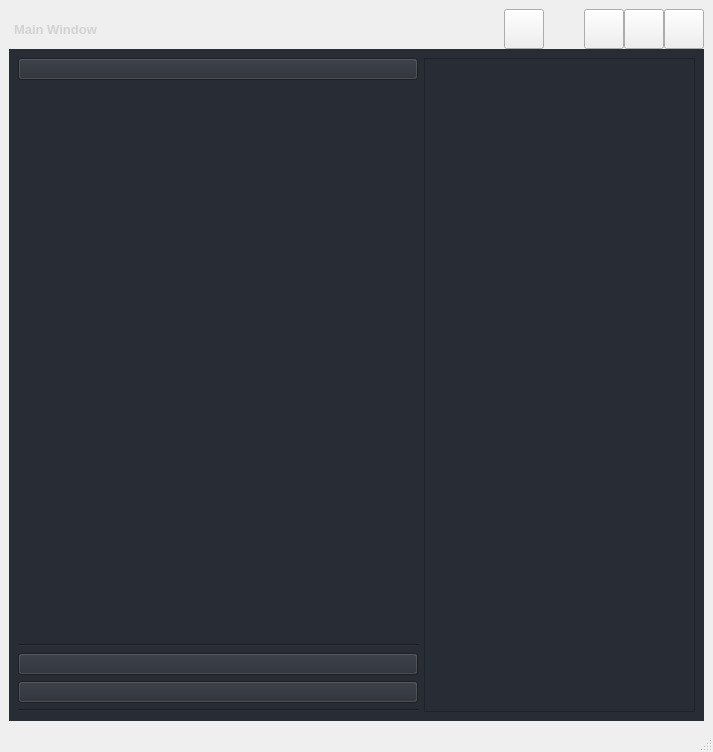
The window that src/ui/pyside_ui/forms/main_window.ui (DariuszMak/fullstack-python-app) describes before a commit, drawn with Qt 5.
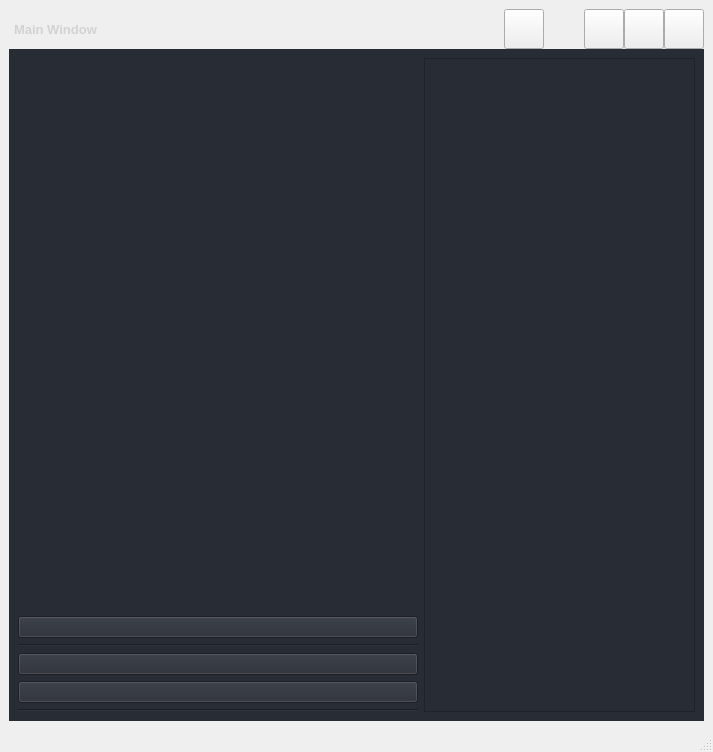
The same window after the commit. Icons and pictures are not drawn.

Commit message: move again

What changed in the file:
```diff
--- a/src/ui/pyside_ui/forms/main_window.ui
+++ b/src/ui/pyside_ui/forms/main_window.ui
@@ -458,19 +458,6 @@
                                   <property name="sizeConstraint">
                                     <enum>QLayout::SizeConstraint::SetDefaultConstraint</enum>
                                   </property>
-                                  <item>
-                                    <widget class="QPushButton" name="timeRefreshButton">
-                                      <property name="sizePolicy">
-                                        <sizepolicy hsizetype="MinimumExpanding" vsizetype="Fixed">
-                                          <horstretch>0</horstretch>
-                                          <verstretch>0</verstretch>
-                                        </sizepolicy>
-                                      </property>
-                                      <property name="text">
-                                        <string/>
-                                      </property>
-                                    </widget>
-                                  </item>
                                   <item>
                                     <widget class="QFrame" name="frame_clock_widget">
                                       <property name="sizePolicy">
@@ -488,6 +475,19 @@
                                       <layout class="QHBoxLayout" name="horizontalLayout_9"/>
                                     </widget>
                                   </item>
+                                  <item>
+                                    <widget class="QPushButton" name="timeRefreshButton">
+                                      <property name="sizePolicy">
+                                        <sizepolicy hsizetype="MinimumExpanding" vsizetype="Fixed">
+                                          <horstretch>0</horstretch>
+                                          <verstretch>0</verstretch>
+                                        </sizepolicy>
+                                      </property>
+                                      <property name="text">
+                                        <string/>
+                                      </property>
+                                    </widget>
+                                  </item>
                                   <item>
                                     <widget class="Line" name="line_4">
                                       <property name="orientation">
```
